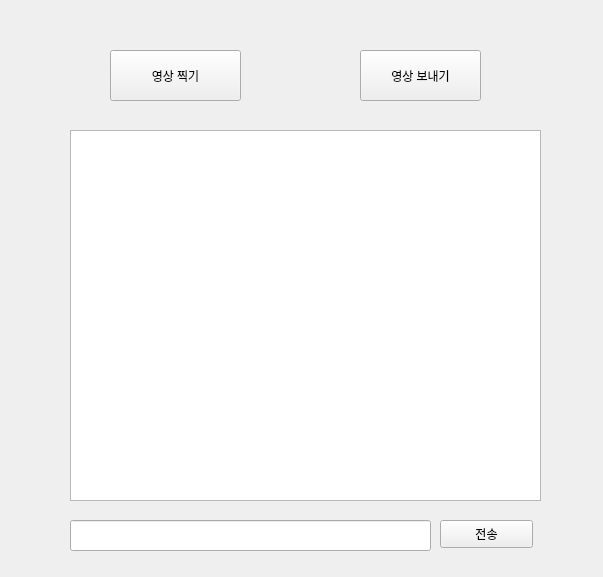
sy83085/Pat-a-Mat, file serverChat.ui: the form before one commit.
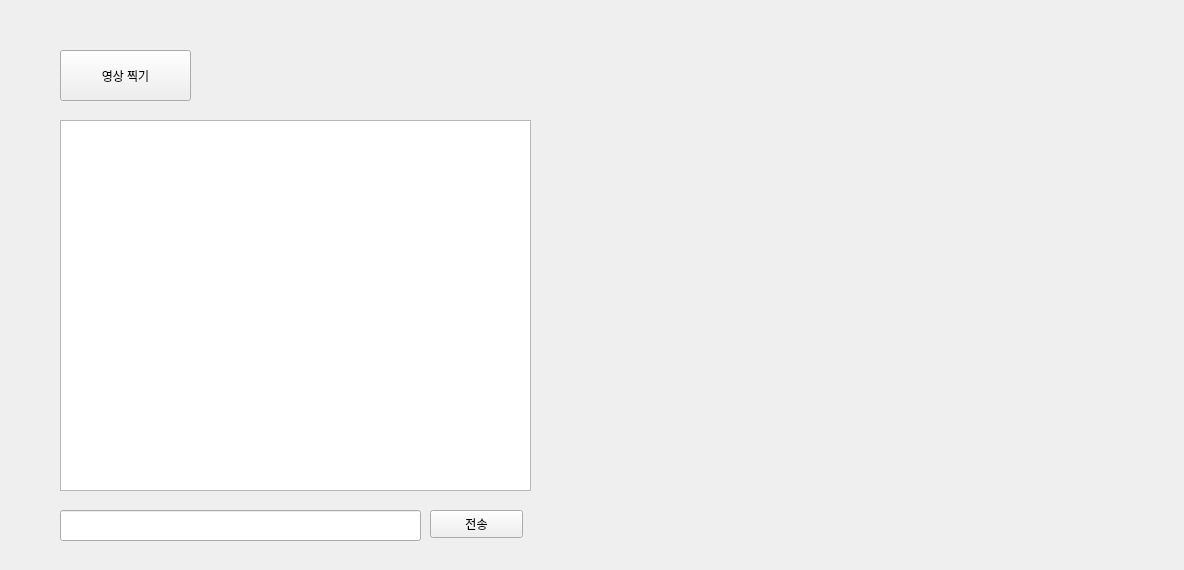
The form after the commit.

The edit to the form file:
```diff
--- a/serverChat.ui
+++ b/serverChat.ui
@@ -6,59 +6,18 @@
    <rect>
     <x>0</x>
     <y>0</y>
-    <width>603</width>
-    <height>577</height>
+    <width>1184</width>
+    <height>570</height>
    </rect>
   </property>
   <property name="windowTitle">
    <string>Form</string>
   </property>
-  <widget class="QStackedWidget" name="stackedWidget">
-   <property name="geometry">
-    <rect>
-     <x>10</x>
-     <y>20</y>
-     <width>571</width>
-     <height>531</height>
-    </rect>
-   </property>
-   <property name="currentIndex">
-    <number>1</number>
-   </property>
-   <widget class="QWidget" name="page">
-    <widget class="QLabel" name="label">
-     <property name="geometry">
-      <rect>
-       <x>100</x>
-       <y>80</y>
-       <width>411</width>
-       <height>271</height>
-      </rect>
-     </property>
-     <property name="styleSheet">
-      <string notr="true">font: 36pt &quot;Agency FB&quot;;</string>
-     </property>
-     <property name="text">
-      <string>연결 대기중...</string>
-     </property>
-    </widget>
-   </widget>
-   <widget class="QWidget" name="page_2">
-    <widget class="QLineEdit" name="lineEdit">
-     <property name="geometry">
-      <rect>
-       <x>60</x>
-       <y>500</y>
-       <width>361</width>
-       <height>31</height>
-      </rect>
-     </property>
-    </widget>
     <widget class="QTextBrowser" name="textBrowser">
      <property name="geometry">
       <rect>
        <x>60</x>
-       <y>110</y>
+     <y>120</y>
        <width>471</width>
        <height>371</height>
       </rect>
@@ -68,7 +27,7 @@
      <property name="geometry">
       <rect>
        <x>430</x>
-       <y>500</y>
+     <y>510</y>
        <width>93</width>
        <height>28</height>
       </rect>
@@ -77,11 +36,21 @@
       <string>전송</string>
      </property>
     </widget>
+  <widget class="QLineEdit" name="lineEdit">
+   <property name="geometry">
+    <rect>
+     <x>60</x>
+     <y>510</y>
+     <width>361</width>
+     <height>31</height>
+    </rect>
+   </property>
+  </widget>
     <widget class="QPushButton" name="videoBtn">
      <property name="geometry">
       <rect>
-       <x>100</x>
-       <y>30</y>
+     <x>60</x>
+     <y>50</y>
        <width>131</width>
        <height>51</height>
       </rect>
@@ -90,20 +59,18 @@
       <string>영상 찍기</string>
      </property>
     </widget>
-    <widget class="QPushButton" name="videoSend">
+  <widget class="QLabel" name="lb_picture">
      <property name="geometry">
       <rect>
-       <x>350</x>
-       <y>30</y>
-       <width>121</width>
-       <height>51</height>
+     <x>630</x>
+     <y>100</y>
+     <width>381</width>
+     <height>321</height>
       </rect>
      </property>
      <property name="text">
-      <string>영상 보내기</string>
-     </property>
-    </widget>
-   </widget>
+    <string/>
+   </property>
   </widget>
  </widget>
  <resources/>
```
Lines whose indentation alone changed are shown as unchanged.
